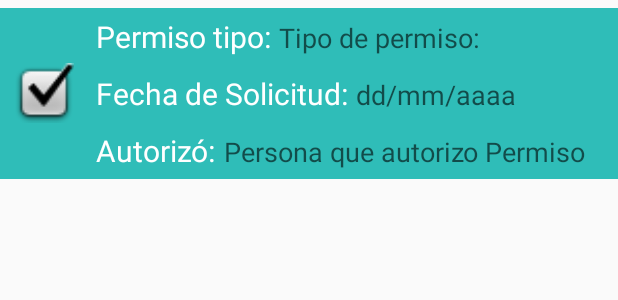
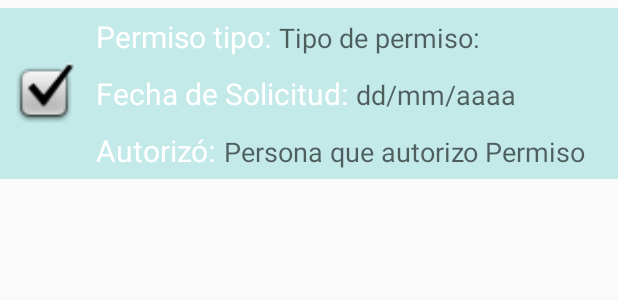
Before and after one commit to HectorMedina124/AppPermisos2, an Android app: the layout item_permisos.xml on its own in the app's theme, with its tools: preview values and no code run, on a phone screen of 412 x 824 dp. Shown: the top 300 px of the screen. Run offline under Robolectric (Android 15) with nearby library versions, the phone set to English and light mode, and no system bars; network calls fail.

Commit message:
Todos los permisos

```diff
--- a/app/src/main/java/com/example/apppermisos/AdaptadorPermiso.java
+++ b/app/src/main/java/com/example/apppermisos/AdaptadorPermiso.java
@@ -46,8 +46,6 @@ public class AdaptadorPermiso extends ArrayAdapter {
         }else if(permisos.get(position).getStatus().equals("2")){
             btn_status.setImageResource(R.drawable.denegado);
         }
-
-
         return item;
     }
 
--- a/app/src/main/res/drawable/cajatexto.xml
+++ b/app/src/main/res/drawable/cajatexto.xml
@@ -1,11 +1,9 @@
 <?xml version="1.0" encoding="utf-8"?>
 <shape xmlns:android="http://schemas.android.com/apk/res/android" android:shape="rectangle">
     <solid android:color="#ffffff"/>
-
     <padding android:left="1dp"
         android:top="1dp"
         android:right="1dp"
         android:bottom="1dp"/>
-
     <corners android:radius="30px"/>
 </shape>
--- a/app/src/main/res/layout/item_permisos.xml
+++ b/app/src/main/res/layout/item_permisos.xml
@@ -11,7 +11,7 @@
         android:layout_width="match_parent"
         android:layout_height="wrap_content"
         android:layout_marginTop="5dp"
-        android:background="@color/colorPrimary"
+        style="@style/itemPer"
         app:layout_constraintStart_toStartOf="parent"
         app:layout_constraintTop_toTopOf="parent"
         tools:ignore="MissingConstraints">
--- /dev/null
+++ b/app/src/main/res/values-v28/styles.xml
@@ -0,0 +1,8 @@
+<?xml version="1.0" encoding="utf-8"?>
+<resources>
+
+    <style name="itemPer">
+        <item name="android:buttonCornerRadius">5dp</item>
+        <item name="android:background">@color/fondoClaro</item>
+    </style>
+</resources>
--- a/app/src/main/res/values/colors.xml
+++ b/app/src/main/res/values/colors.xml
@@ -4,4 +4,6 @@
     <color name="colorPrimaryDark">#00574B</color>
     <color name="colorAccent">#00574B</color>
     <color name="tit">#FFFFFF</color>
+    <color name="fondoClaro2">#D84315</color>
+    <color name="fondoClaro">#452FBDB8</color>
 </resources>
--- a/app/src/main/res/values/styles.xml
+++ b/app/src/main/res/values/styles.xml
@@ -84,6 +84,10 @@
         <item name="android:textAlignment">center</item>
     </style>
 
+    <style name="itemPer">
+        <item name="android:buttonCornerRadius">5dp</item>
+    </style>
+
 
 
 
```
Also changed, not shown: app/src/main/java/com/example/apppermisos/fragments/PermisosFrag.java (+8 -8 lines).
